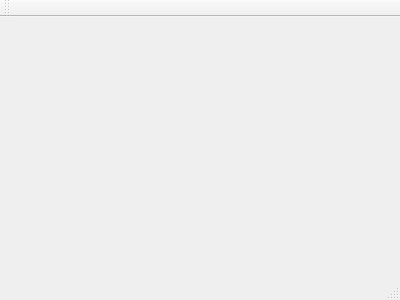
zer0main/bacteria-ui, file mainwindow.ui: the form before one commit.
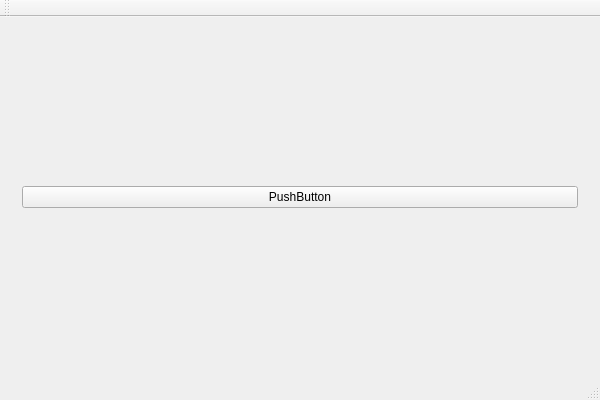
The form after the commit.

```diff
--- a/mainwindow.ui
+++ b/mainwindow.ui
@@ -1,24 +1,60 @@
 <ui version="4.0">
  <class>MainWindow</class>
- <widget class="QMainWindow" name="MainWindow" >
-  <property name="geometry" >
+ <widget class="QMainWindow" name="MainWindow">
+  <property name="geometry">
    <rect>
     <x>0</x>
     <y>0</y>
-    <width>400</width>
-    <height>300</height>
+    <width>600</width>
+    <height>400</height>
    </rect>
   </property>
   <property name="windowTitle" >
    <string>MainWindow</string>
   </property>
-  <widget class="QMenuBar" name="menuBar" />
-  <widget class="QToolBar" name="mainToolBar" />
-  <widget class="QWidget" name="centralWidget" />
-  <widget class="QStatusBar" name="statusBar" />
+  <widget class="QWidget" name="centralWidget">
+   <layout class="QGridLayout" name="gridLayout">
+    <item row="0" column="0">
+     <widget class="QStackedWidget" name="stackedWidget">
+      <property name="currentIndex">
+       <number>0</number>
+      </property>
+      <widget class="QWidget" name="page">
+       <layout class="QGridLayout" name="gridLayout_2" rowstretch="0">
+        <item row="0" column="0">
+         <widget class="QPushButton" name="fileButton">
+          <property name="text">
+           <string>PushButton</string>
+          </property>
+         </widget>
+        </item>
+       </layout>
+      </widget>
+     </widget>
+    </item>
+   </layout>
+  </widget>
+  <widget class="QMenuBar" name="menuBar">
+   <property name="geometry">
+    <rect>
+     <x>0</x>
+     <y>0</y>
+     <width>600</width>
+     <height>19</height>
+    </rect>
+   </property>
+  </widget>
+  <widget class="QToolBar" name="mainToolBar">
+   <attribute name="toolBarArea">
+    <enum>TopToolBarArea</enum>
+   </attribute>
+   <attribute name="toolBarBreak">
+    <bool>false</bool>
+   </attribute>
+  </widget>
+  <widget class="QStatusBar" name="statusBar"/>
  </widget>
- <layoutDefault spacing="6" margin="11" />
- <pixmapfunction></pixmapfunction>
+ <layoutdefault spacing="6" margin="11"/>
  <resources/>
  <connections/>
 </ui>
```
Left out of the diff: 3 changed lines with no effect on the pictures.
